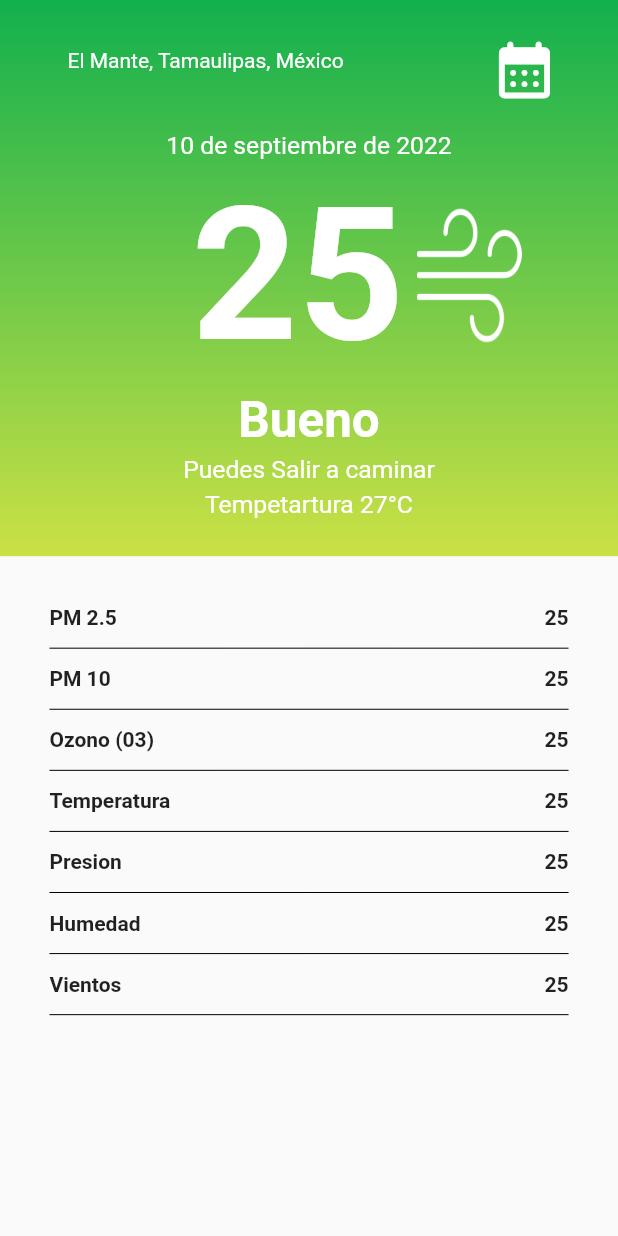
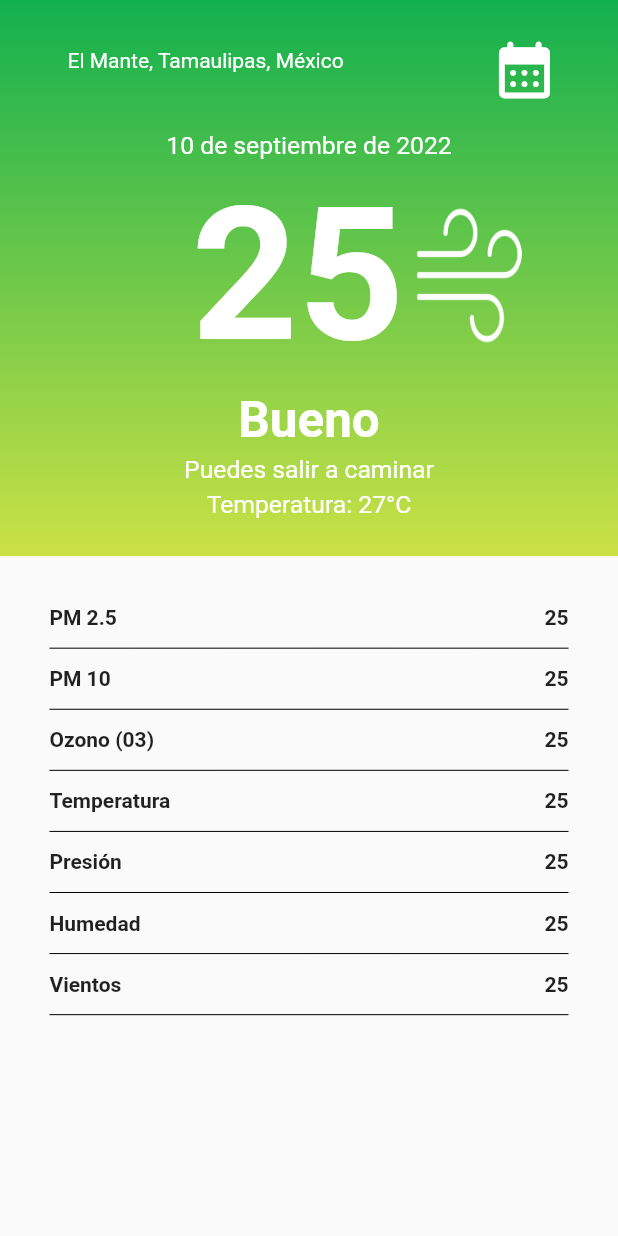
Before and after one commit to EnvQ-AQI/envq-app, a Flutter app: the screen it shows after launch, on a phone screen of 412 x 824 dp. Run offline on Flutter 3.47's test engine with Material 2 defaults, Android fonts, the phone set to English and light mode, and no system bars.

Commit message:
Arregla errores ortográficos

```diff
--- a/lib/screens/estadisticas.dart
+++ b/lib/screens/estadisticas.dart
@@ -12,7 +12,7 @@ class EstadisticasScreen extends StatelessWidget {
       "PM 10",
       "Ozono (03)",
       "Temperatura",
-      "Presion",
+      "Presión",
       "Humedad",
       "Vientos"
     ];
@@ -89,14 +89,14 @@ class EstadisticasScreen extends StatelessWidget {
                         fontWeight: FontWeight.bold),
                   ),
                   Text(
-                    "Puedes Salir a caminar",
+                    "Puedes salir a caminar",
                     style: TextStyle(
                       color: Colors.white,
                       fontSize: tam.height * 0.020,
                     ),
                   ),
                   Text(
-                    "Tempetartura 27°C",
+                    "Temperatura: 27°C",
                     style: TextStyle(
                       color: Colors.white,
                       fontSize: tam.height * 0.020,
```
